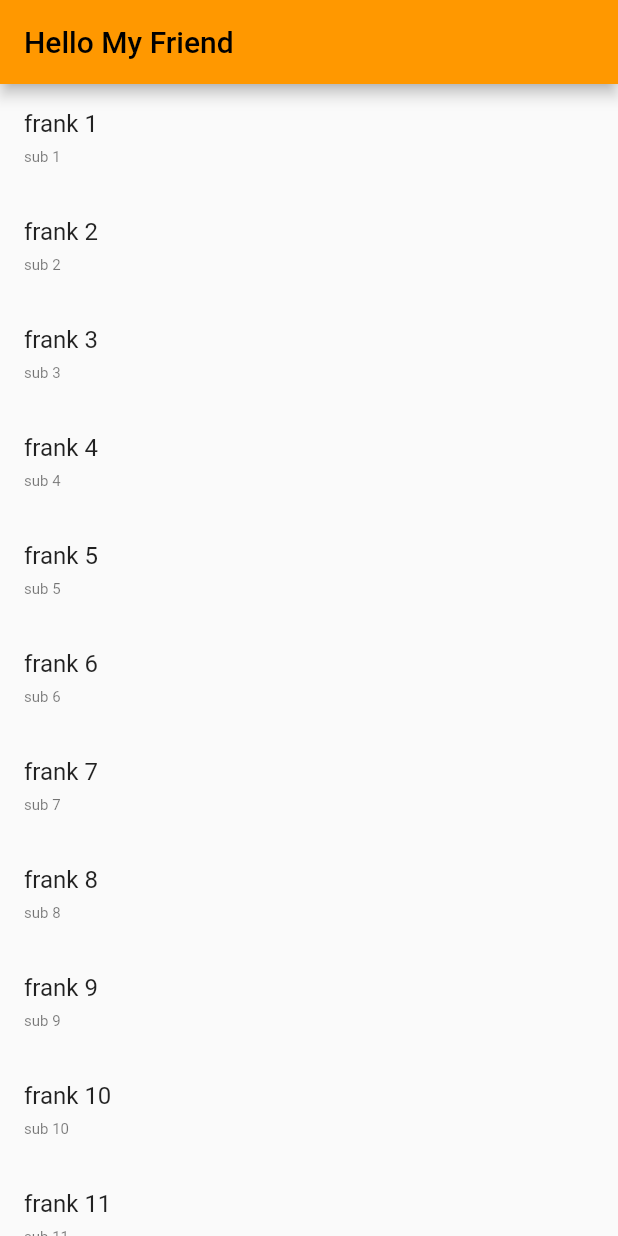
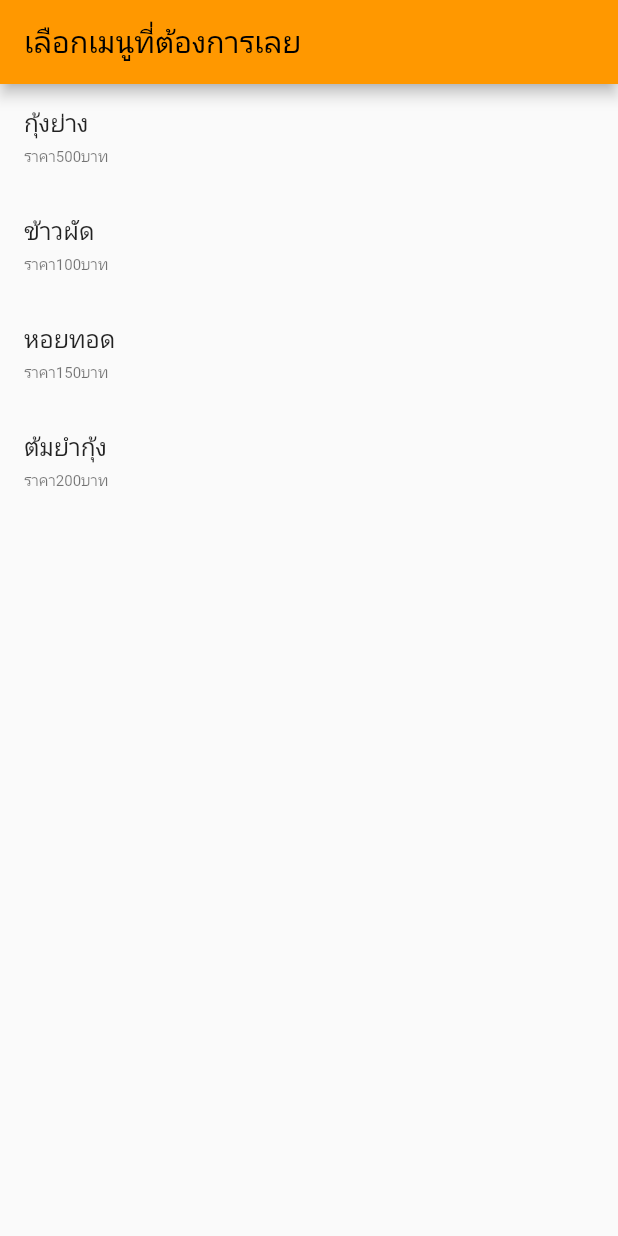
Before and after one commit to frankthanapong444/mycTapp, a Flutter app: the screen it shows after launch, on a phone screen of 412 x 824 dp. Run offline on Flutter 3.47's test engine with Material 2 defaults, Android fonts, the phone set to English and light mode, and no system bars.

Commit message:
insert menu

```diff
--- /dev/null
+++ b/myappi/lib/FOODmenu.dart
@@ -0,0 +1,6 @@
+class FoodMenu {
+  String name;
+  String price;
+
+  FoodMenu(this.name, this.price);
+}
--- a/myappi/lib/main.dart
+++ b/myappi/lib/main.dart
@@ -1,4 +1,5 @@
 import 'package:flutter/material.dart';
+import 'FOODmenu.dart';
 
 void main() {
   runApp(Myappi());
@@ -22,22 +23,29 @@ class Myhomepage extends StatefulWidget {
 }
 
 class _MyhomepageState extends State<Myhomepage> {
-  int number = 0; //สร้าง state
+  //กลุ่มข้อมูล
+  List<FoodMenu> menu = [
+    FoodMenu("กุ้งย่าง", "500"),
+    FoodMenu("ข้าวผัด", "100"),
+    FoodMenu("หอยทอด", "150"),
+    FoodMenu("ต้มยำกุ้ง", "200")
+  ];
 
 //แสดงผลข้อมูล
   @override
   Widget build(BuildContext context) {
     return Scaffold(
         appBar: AppBar(
-          title: Text("Hello My Friend"),
+          title: Text("เลือกเมนูที่ต้องการเลย"),
         ),
         body: ListView.builder(
-            itemCount: 15,
+            itemCount: menu.length,
             itemBuilder: (BuildContext context, int index) {
+              FoodMenu food = menu[index];
               return ListTile(
-                title: Text("frank ${index + 1}"),
+                title: Text(food.name),
                 subtitle: Text(
-                  "sub ${index + 1}",
+                  "ราคา" + food.price + "บาท",
                   style: TextStyle(fontSize: 10),
                 ),
               );
```
